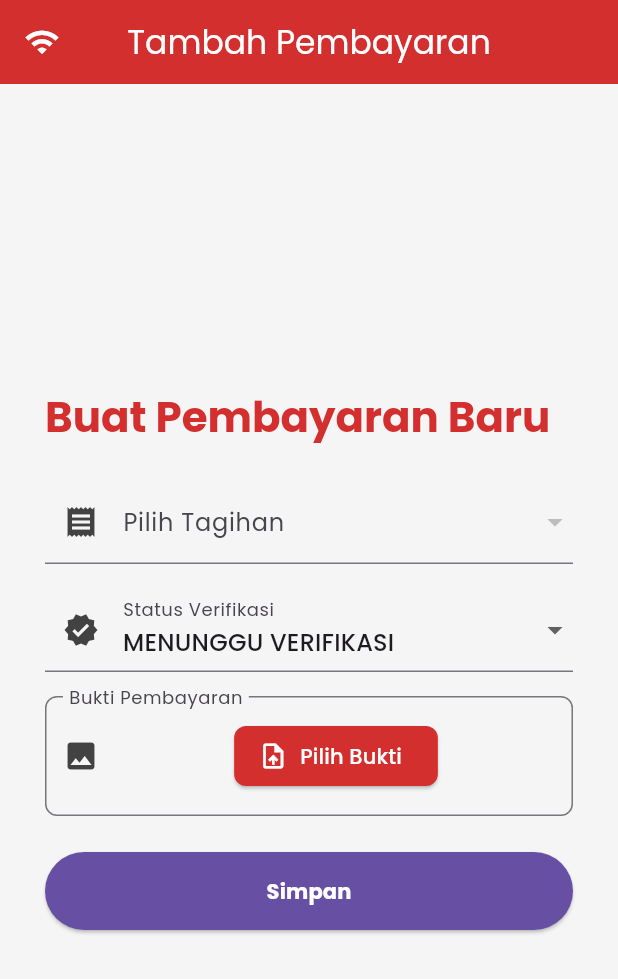
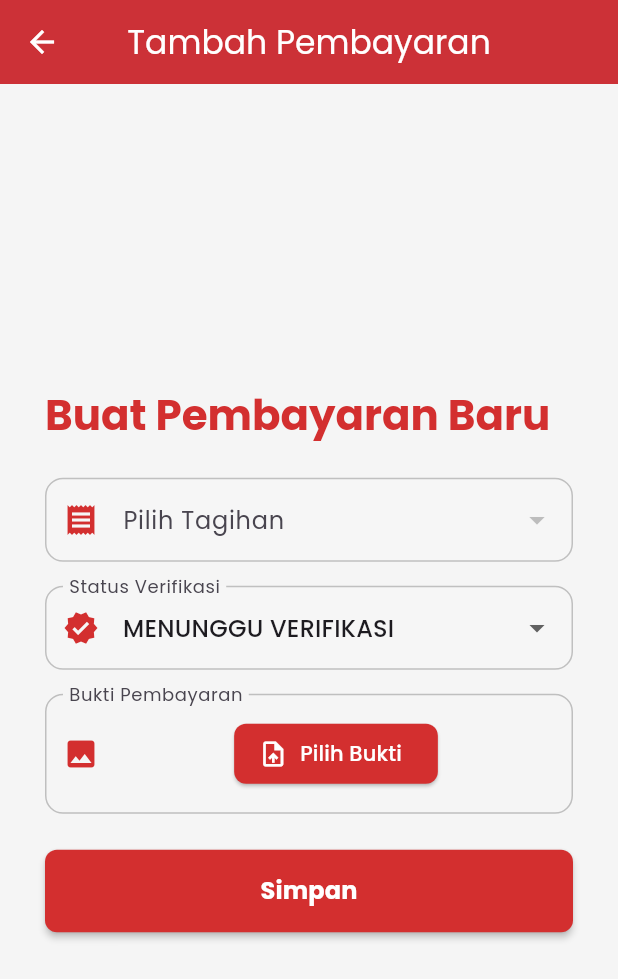
Before and after one commit to Arafian01/Flutter-Project, a Flutter app: the AddPembayaranPage screen opened by its route, after a tap on "Simpan", on a phone screen of 412 x 824 dp. Shown: the top 979 px of the screen. Run offline on Flutter 3.47's test engine with Material 3 defaults, Android fonts, the phone set to English and light mode, and no system bars; our stand-ins replace cloud_firestore, firebase_auth, firebase_core, flutter_secure_storage, flutter_staggered_animations, google_fonts and 4 more; missing offline and left inert: dart_frog, postgres; accounts and stored records are empty; network calls fail.

Commit message:
Update add_pembayaran_page.dart

```diff
--- a/project_wifi/lib/pages/admin/pembayaran/add_pembayaran_page.dart
+++ b/project_wifi/lib/pages/admin/pembayaran/add_pembayaran_page.dart
@@ -1,12 +1,11 @@
-// lib/pages/add_pembayaran_page.dart
 import 'dart:io';
 import 'package:flutter/material.dart';
 import 'package:image_picker/image_picker.dart';
 import 'package:intl/intl.dart';
+import 'package:shared_preferences/shared_preferences.dart';
 import '../../../models/tagihan.dart';
 import '../../../services/api_service.dart';
 import '../../../utils/utils.dart';
-import '../../../widgets/strong_main_button.dart';
 
 class AddPembayaranPage extends StatefulWidget {
   const AddPembayaranPage({super.key});
@@ -19,7 +18,7 @@ class _AddPembayaranPageState extends State<AddPembayaranPage> with SingleTicker
   final _formKey = GlobalKey<FormState>();
   List<Tagihan> _tagihans = [];
   Tagihan? _selected;
-  String _status = 'menunggu verifikasi';
+  String _status = 'menunggu_verifikasi';
   File? _image;
   bool _saving = false;
   late AnimationController _controller;
@@ -48,6 +47,19 @@ class _AddPembayaranPageState extends State<AddPembayaranPage> with SingleTicker
   void dispose() {
     _controller.dispose();
     super.dispose();
+  }
+
+  String _formatBulanTahun(String bulanTahun) {
+    try {
+      final parts = bulanTahun.split('-');
+      if (parts.length != 2) return bulanTahun;
+      final month = int.parse(parts[0]);
+      final year = parts[1];
+      final date = DateTime(int.parse(year), month);
+      return DateFormat('MMMM-yyyy', 'id_ID').format(date);
+    } catch (e) {
+      return bulanTahun;
+    }
   }
 
   Future<void> _loadTagihans() async {
@@ -83,7 +95,8 @@ class _AddPembayaranPageState extends State<AddPembayaranPage> with SingleTicker
         statusVerifikasi: _status,
         imageFile: _image!,
       );
-      _showSuccessDialog('Pembayaran berhasil disimpan');
+      final prefs = await SharedPreferences.getInstance();
+      await prefs.setString('success_message', 'Pembayaran berhasil disimpan');
       Navigator.pop(context, true);
     } catch (e) {
       if (e.toString().contains('409')) {
@@ -151,12 +164,16 @@ class _AddPembayaranPageState extends State<AddPembayaranPage> with SingleTicker
         title: const Text('Tambah Pembayaran'),
         foregroundColor: AppColors.white,
         centerTitle: true,
-        leading: const Icon(
-          Icons.wifi,
-          color: AppColors.white,
-          size: AppSizes.iconSizeMedium,
+        leading: IconButton(
+          icon: const Icon(
+            Icons.arrow_back,
+            color: AppColors.white,
+            size: AppSizes.iconSizeMedium,
+          ),
+          onPressed: () => Navigator.pop(context),
+          tooltip: 'Kembali',
         ),
-        elevation: 0,
+        elevation: 2,
       ),
       body: Center(
         child: Container(
@@ -183,14 +200,36 @@ class _AddPembayaranPageState extends State<AddPembayaranPage> with SingleTicker
                       const SizedBox(height: AppSizes.paddingLarge),
                       DropdownButtonFormField<Tagihan>(
                         value: _selected,
-                        decoration: const InputDecoration(
+                        decoration: InputDecoration(
                           labelText: 'Pilih Tagihan',
-                          prefixIcon: Icon(Icons.receipt, color: AppColors.textSecondary),
+                          prefixIcon: const Icon(Icons.receipt, color: AppColors.primaryRed),
+                          filled: true,
+                          fillColor: AppColors.white.withOpacity(0.1),
+                          border: OutlineInputBorder(
+                            borderRadius: BorderRadius.circular(AppSizes.radiusMedium),
+                            borderSide: BorderSide.none,
+                          ),
+                          enabledBorder: OutlineInputBorder(
+                            borderRadius: BorderRadius.circular(AppSizes.radiusMedium),
+                            borderSide: BorderSide(color: AppColors.textSecondary.withOpacity(0.3)),
+                          ),
+                          focusedBorder: OutlineInputBorder(
+                            borderRadius: BorderRadius.circular(AppSizes.radiusMedium),
+                            borderSide: const BorderSide(color: AppColors.primaryRed, width: 2),
+                          ),
+                          errorBorder: OutlineInputBorder(
+                            borderRadius: BorderRadius.circular(AppSizes.radiusMedium),
+                            borderSide: const BorderSide(color: Colors.red, width: 2),
+                          ),
+                          focusedErrorBorder: OutlineInputBorder(
+                            borderRadius: BorderRadius.circular(AppSizes.radiusMedium),
+                            borderSide: const BorderSide(color: Colors.red, width: 2),
+                          ),
                         ),
                         items: _tagihans.map((t) {
                           return DropdownMenuItem(
                             value: t,
-                            child: Text('${t.bulanTahun} • ${_formatter.format(t.harga)} • ${t.pelangganName}'),
+                            child: Text('${_formatBulanTahun(t.bulanTahun)} • ${_formatter.format(t.harga)} • ${t.pelangganName}'),
                           );
                         }).toList(),
                         onChanged: (v) => setState(() => _selected = v),
@@ -199,14 +238,36 @@ class _AddPembayaranPageState extends State<AddPembayaranPage> with SingleTicker
                       const SizedBox(height: AppSizes.paddingMedium),
                       DropdownButtonFormField<String>(
                         value: _status,
-                        decoration: const InputDecoration(
+                        decoration: InputDecoration(
                           labelText: 'Status Verifikasi',
-                          prefixIcon: Icon(Icons.verified, color: AppColors.textSecondary),
+                          prefixIcon: const Icon(Icons.verified, color: AppColors.primaryRed),
+                          filled: true,
+                          fillColor: AppColors.white.withOpacity(0.1),
+                          border: OutlineInputBorder(
+                            borderRadius: BorderRadius.circular(AppSizes.radiusMedium),
+                            borderSide: BorderSide.none,
+                          ),
+                          enabledBorder: OutlineInputBorder(
+                            borderRadius: BorderRadius.circular(AppSizes.radiusMedium),
+                            borderSide: BorderSide(color: AppColors.textSecondary.withOpacity(0.3)),
+                          ),
+                          focusedBorder: OutlineInputBorder(
+                            borderRadius: BorderRadius.circular(AppSizes.radiusMedium),
+                            borderSide: const BorderSide(color: AppColors.primaryRed, width: 2),
+                          ),
+                          errorBorder: OutlineInputBorder(
+                            borderRadius: BorderRadius.circular(AppSizes.radiusMedium),
+                            borderSide: const BorderSide(color: Colors.red, width: 2),
+                          ),
+                          focusedErrorBorder: OutlineInputBorder(
+                            borderRadius: BorderRadius.circular(AppSizes.radiusMedium),
+                            borderSide: const BorderSide(color: Colors.red, width: 2),
+                          ),
                         ),
-                        items: ['menunggu verifikasi', 'diterima', 'ditolak']
+                        items: ['menunggu_verifikasi', 'diterima', 'ditolak']
                             .map((s) => DropdownMenuItem(
                           value: s,
-                          child: Text(s.replaceAll(' ', '_').toUpperCase().replaceAll('_', ' ')),
+                          child: Text(s.replaceAll('_', ' ').toUpperCase()),
                         ))
                             .toList(),
                         onChanged: (v) => setState(() => _status = v!),
@@ -216,9 +277,17 @@ class _AddPembayaranPageState extends State<AddPembayaranPage> with SingleTicker
                       InputDecorator(
                         decoration: InputDecoration(
                           labelText: 'Bukti Pembayaran',
-                          prefixIcon: Icon(Icons.image, color: AppColors.textSecondary),
+                          prefixIcon: const Icon(Icons.image, color: AppColors.primaryRed),
                           border: OutlineInputBorder(
-                            borderRadius: BorderRadius.circular(AppSizes.radiusSmall),
+                            borderRadius: BorderRadius.circular(AppSizes.radiusMedium),
+                          ),
+                          enabledBorder: OutlineInputBorder(
+                            borderRadius: BorderRadius.circular(AppSizes.radiusMedium),
+                            borderSide: BorderSide(color: AppColors.textSecondary.withOpacity(0.3)),
+                          ),
+                          focusedBorder: OutlineInputBorder(
+                            borderRadius: BorderRadius.circular(AppSizes.radiusMedium),
+                            borderSide: const BorderSide(color: AppColors.primaryRed, width: 2),
                           ),
                         ),
                         child: Column(
@@ -230,8 +299,8 @@ class _AddPembayaranPageState extends State<AddPembayaranPage> with SingleTicker
                                   borderRadius: BorderRadius.circular(AppSizes.radiusSmall),
                                   child: Image.file(
                                     _image!,
-                                    height: 100,
-                                    width: 100,
+                                    height: 150,
+                                    width: double.infinity,
                                     fit: BoxFit.cover,
                                   ),
                                 ),
@@ -256,9 +325,27 @@ class _AddPembayaranPageState extends State<AddPembayaranPage> with SingleTicker
                         duration: const Duration(milliseconds: 300),
                         child: _saving
                             ? const Center(child: CircularProgressIndicator())
-                            : StrongMainButton(
-                          label: 'Simpan',
-                          onTap: _save,
+                            : SizedBox(
+                          width: double.infinity,
+                          child: ElevatedButton(
+                            style: ElevatedButton.styleFrom(
+                              padding: const EdgeInsets.symmetric(vertical: AppSizes.paddingMedium),
+                              shape: RoundedRectangleBorder(
+                                borderRadius: BorderRadius.circular(AppSizes.radiusSmall),
+                              ),
+                              backgroundColor: AppColors.primaryRed,
+                              foregroundColor: AppColors.white,
+                              elevation: 2,
+                            ),
+                            onPressed: _saving ? null : _save,
+                            child: const Text(
+                              'Simpan',
+                              style: TextStyle(
+                                fontSize: 16,
+                                fontWeight: FontWeight.bold,
+                              ),
+                            ),
+                          ),
                         ),
                       ),
                     ],
```
